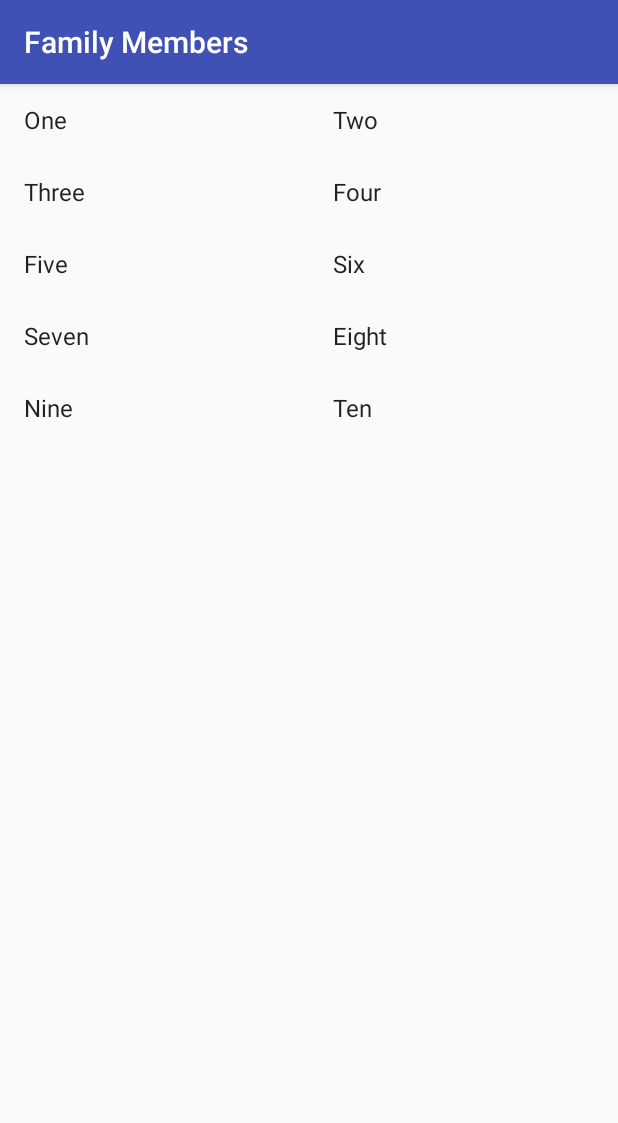
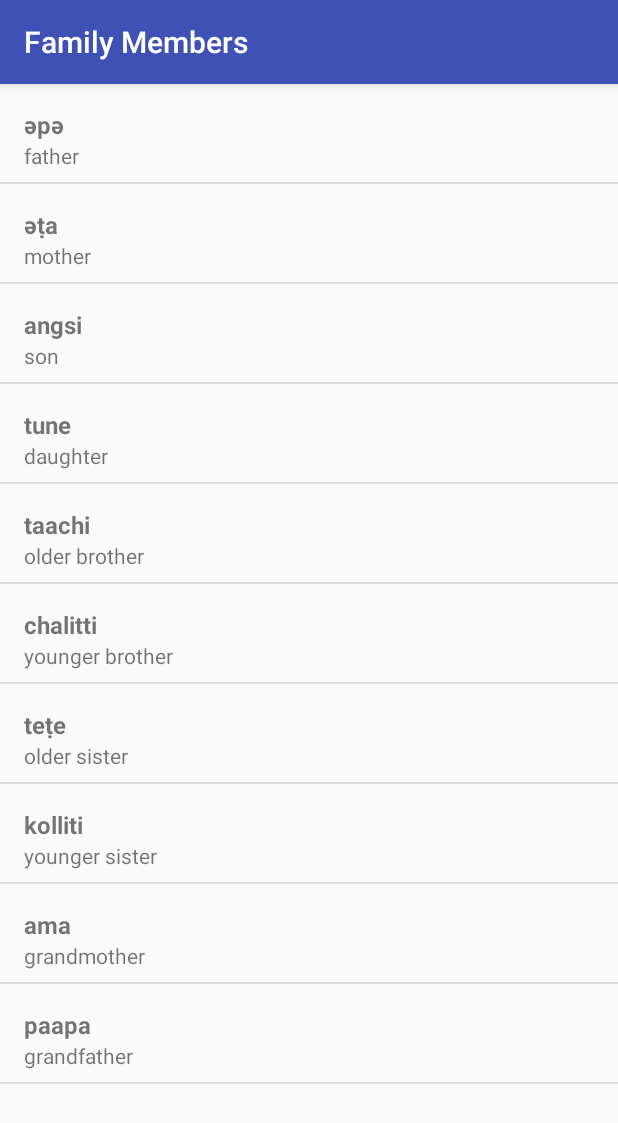
Before and after one commit to Vishal-V/Miwok, an Android app: the FamilyMembersActivity screen opened directly, with no data from a screen before it, on a phone screen of 412 x 824 dp. Shown: the top 1123 px of the screen. Run offline under Robolectric (Android 15) with nearby library versions, the phone set to English and light mode, and no system bars.

Commit message:
Completed part1 of app

```diff
--- a/app/src/main/java/com/example/android/miwok/FamilyMembersActivity.java
+++ b/app/src/main/java/com/example/android/miwok/FamilyMembersActivity.java
@@ -5,6 +5,7 @@ import android.os.Bundle;
 import android.widget.ArrayAdapter;
 import android.widget.GridView;
 import android.widget.ListAdapter;
+import android.widget.ListView;
 
 import java.util.ArrayList;
 
@@ -13,23 +14,26 @@ public class FamilyMembersActivity extends AppCompatActivity {
     @Override
     protected void onCreate(Bundle savedInstanceState) {
         super.onCreate(savedInstanceState);
-        setContentView(R.layout.activity_family_members);
+        setContentView(R.layout.words_view);
 
-        ArrayList<String> words = new ArrayList<String>();
-        words.add(0,"One");
-        words.add(1,"Two");
-        words.add(2,"Three");
-        words.add(3,"Four");
-        words.add(4,"Five");
-        words.add(5,"Six");
-        words.add(6,"Seven");
-        words.add(7,"Eight");
-        words.add(8,"Nine");
-        words.add(9,"Ten");
+        ArrayList<Word> words = new ArrayList<Word>();
+        words.add(new Word("әpә", "father"));
+        words.add(new Word("әṭa", "mother"));
+        words.add(new Word("angsi", "son"));
+        words.add(new Word("tune", "daughter"));
+        words.add(new Word("taachi", "older brother"));
+        words.add(new Word("chalitti", "younger brother"));
+        words.add(new Word("teṭe", "older sister"));
+        words.add(new Word("kolliti", "younger sister"));
+        words.add(new Word("ama", "grandmother"));
+        words.add(new Word("paapa", "grandfather"));
 
-        ArrayAdapter<String> gridAdapter = new ArrayAdapter<String>(this, android.R.layout.simple_list_item_1, words);
-        GridView griddy = (GridView) findViewById(R.id.list);
-        griddy.setAdapter(gridAdapter);
+
+        WordAdapter adapterList = new WordAdapter(this, words);
+
+        ListView listView = (ListView) findViewById(R.id.list);
+
+        listView.setAdapter(adapterList);
 
     }
 }
--- a/app/src/main/java/com/example/android/miwok/WordAdapter.java
+++ b/app/src/main/java/com/example/android/miwok/WordAdapter.java
@@ -30,7 +30,7 @@ public class WordAdapter extends ArrayAdapter<Word> {
 
         View listView = convertView;
         if(listView == null){
-            listView = LayoutInflater.from(getContext()).inflate(R.layout.list_view, parent);
+            listView = LayoutInflater.from(getContext()).inflate(R.layout.list_view, parent, false);
         }
 
         Word w = getItem(position);
--- a/app/src/main/res/layout/activity_family_members.xml
+++ /dev/null
@@ -1,17 +0,0 @@
-<?xml version="1.0" encoding="utf-8"?>
-<android.support.constraint.ConstraintLayout xmlns:android="http://schemas.android.com/apk/res/android"
-    xmlns:app="http://schemas.android.com/apk/res-auto"
-    xmlns:tools="http://schemas.android.com/tools"
-    android:layout_width="match_parent"
-    android:layout_height="match_parent"
-    tools:context="com.example.android.miwok.FamilyMembersActivity">
-
-    <GridView xmlns:android="http://schemas.android.com/apk/res/android"
-        xmlns:tools="http://schemas.android.com/tools"
-        android:id="@+id/list"
-        android:orientation="vertical"
-        android:numColumns="2"
-        android:layout_width="match_parent"
-        android:layout_height="match_parent"
-        tools:context="com.example.android.miwok.NumbersActivity"/>
-</android.support.constraint.ConstraintLayout>
--- a/app/src/main/res/layout/list_view.xml
+++ b/app/src/main/res/layout/list_view.xml
@@ -5,10 +5,13 @@
     xmlns:tools="http://schemas.android.com/tools"
     android:layout_width="match_parent"
     android:layout_height="match_parent">
+/*
+
     <LinearLayout
         android:layout_width="match_parent"
         android:layout_height="wrap_content"
         android:orientation="vertical">
+
         <TextView
             android:id="@+id/miwok_word"
             android:layout_width="match_parent"
@@ -16,6 +19,8 @@
             android:layout_marginEnd="8dp"
             android:layout_marginStart="16dp"
             android:layout_marginTop="16dp"
+            android:textStyle="bold"
+            android:textSize="16sp"
             app:layout_constraintEnd_toEndOf="parent"
             app:layout_constraintStart_toStartOf="parent"
             app:layout_constraintTop_toTopOf="parent"
@@ -27,7 +32,7 @@
             android:layout_height="wrap_content"
             android:layout_marginEnd="8dp"
             android:layout_marginStart="16dp"
-        android:layout_marginTop="8dp"
+            android:layout_marginBottom="8dp"
             app:layout_constraintEnd_toEndOf="parent"
             app:layout_constraintStart_toStartOf="parent"
             app:layout_constraintTop_toBottomOf="@+id/miwok_word"
```
Also changed, not shown: app/src/main/java/com/example/android/miwok/ColorsActivity.java (+22 -1 lines), app/src/main/java/com/example/android/miwok/NumbersActivity.java (+2 -7 lines), app/src/main/java/com/example/android/miwok/PhrasesActivity.java (+24 -1 lines), app/src/main/res/layout/activity_colors.xml (deleted, +0 -9 lines), app/src/main/res/layout/activity_phrases.xml (deleted, +0 -9 lines), app/src/main/res/layout/words_view.xml (renamed from app/src/main/res/layout/activity_numbers.xml). Lines whose indentation alone changed are shown as unchanged.
